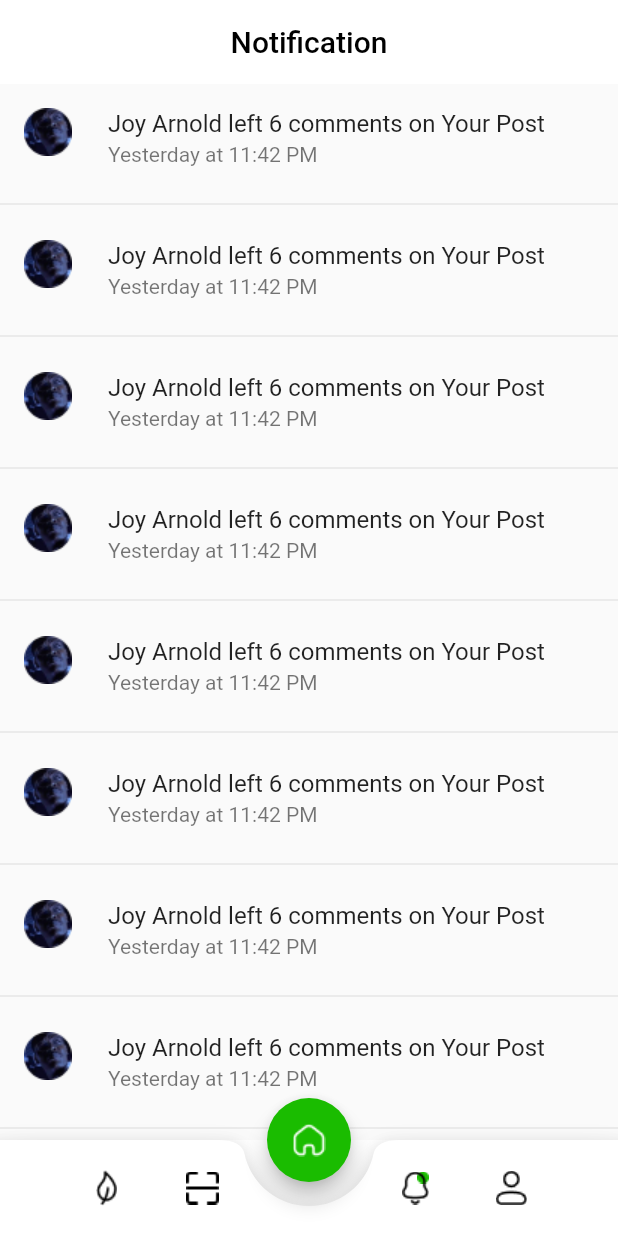
After one commit to hassanProDev/LavaApp, a Flutter app: the HomeScreen screen opened by its route, item 3 of the bottom bar chosen, on a phone screen of 412 x 824 dp. The commit adds this screen. Run offline on Flutter 3.47's test engine with Material 2 defaults, Android fonts, the phone set to English and light mode, and no system bars.

Commit message:
notification screen

```diff
--- a/lib/view/home_screen/home_screen.dart
+++ b/lib/view/home_screen/home_screen.dart
@@ -49,7 +49,10 @@ class _HomeScreenState extends State<HomeScreen> {
               Row(
                 mainAxisAlignment: MainAxisAlignment.spaceBetween,
                 children: [
-                  CustomBtnNav(imgName: 'Bell',ellipse: true,),
+                  CustomBtnNav(imgName: 'Bell',ellipse: true,func: (){
+                    pageIndex=2;
+                    setState((){});
+                  },),
                   CustomBtnNav(imgName: 'person'),
                 ],
               ),
--- /dev/null
+++ b/lib/view/home_screen/tabs/notification_screen/custom_notification/custom_notification.dart
@@ -0,0 +1,23 @@
+import 'package:flutter/material.dart';
+
+
+class NotificationItem extends StatelessWidget {
+  const NotificationItem({Key? key}) : super(key: key);
+
+  @override
+  Widget build(BuildContext context) {
+    return Container(
+      child: ListTile(
+        leading: Container(
+          child: Image.asset('assets/images/notification/Initials.png',fit: BoxFit.fill,),
+          decoration: BoxDecoration(
+            borderRadius: BorderRadius.circular(30),
+          ),
+        ),
+        title: Text(
+          'Joy Arnold left 6 comments on Your Post'
+        ),subtitle: Text('Yesterday at 11:42 PM'),
+      ),
+    );
+  }
+}
--- /dev/null
+++ b/lib/view/home_screen/tabs/notification_screen/notification.dart
@@ -0,0 +1,33 @@
+
+import 'package:flutter/material.dart';
+import 'package:lava_app/view/home_screen/tabs/notification_screen/custom_notification/custom_notification.dart';
+
+class NotificationScreen extends StatelessWidget {
+  const NotificationScreen({Key? key}) : super(key: key);
+
+  @override
+  Widget build(BuildContext context) {
+    return Scaffold(
+      appBar: AppBar(
+        automaticallyImplyLeading: false,
+        elevation: 0,
+        title: Text(
+          'Notification',style: TextStyle(color: Colors.black),
+        ),
+        centerTitle: true,
+        backgroundColor: Colors.white,
+      ),
+      body: Column(
+        children: [
+          Expanded(
+            child: ListView.separated(
+              itemCount: 20,
+              separatorBuilder: (context,index)=>Divider(),
+              itemBuilder: (context, index) => NotificationItem(),
+            ),
+          ),
+        ],
+      ),
+    );
+  }
+}
--- a/lib/view/home_screen/tabs/tabs.dart
+++ b/lib/view/home_screen/tabs/tabs.dart
@@ -1,8 +1,10 @@
 import 'package:flutter/cupertino.dart';
+import 'package:lava_app/view/home_screen/tabs/notification_screen/notification.dart';
 import 'package:lava_app/view/home_screen/tabs/questions_screen/questions_screen.dart';
 import 'package:lava_app/view/home_screen/tabs/sales_screen/sales_screen.dart';
 
 List<Widget> tabs = [
   SalesScreen(),
   QuestionScreen(),
+  NotificationScreen()
 ];
--- a/pubspec.yaml
+++ b/pubspec.yaml
@@ -69,6 +69,7 @@ flutter:
     - assets/images/register/
     - assets/images/homeScreen/
     - assets/images/sales_screen/
+    - assets/images/notification/
 
   # An image asset can refer to one or more resolution-specific "variants", see
   # https://flutter.dev/assets-and-images/#resolution-aware
```
Also changed, not shown: assets/images/notification/Initials.png (added), assets/images/scanner/scanner.png (added).
